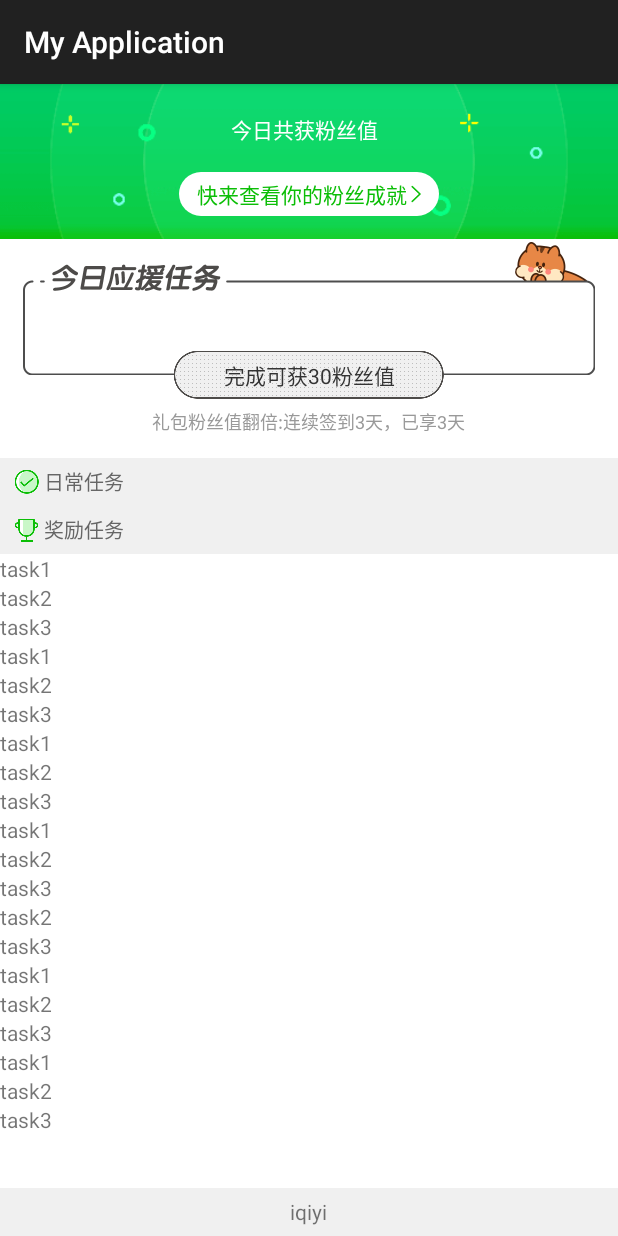
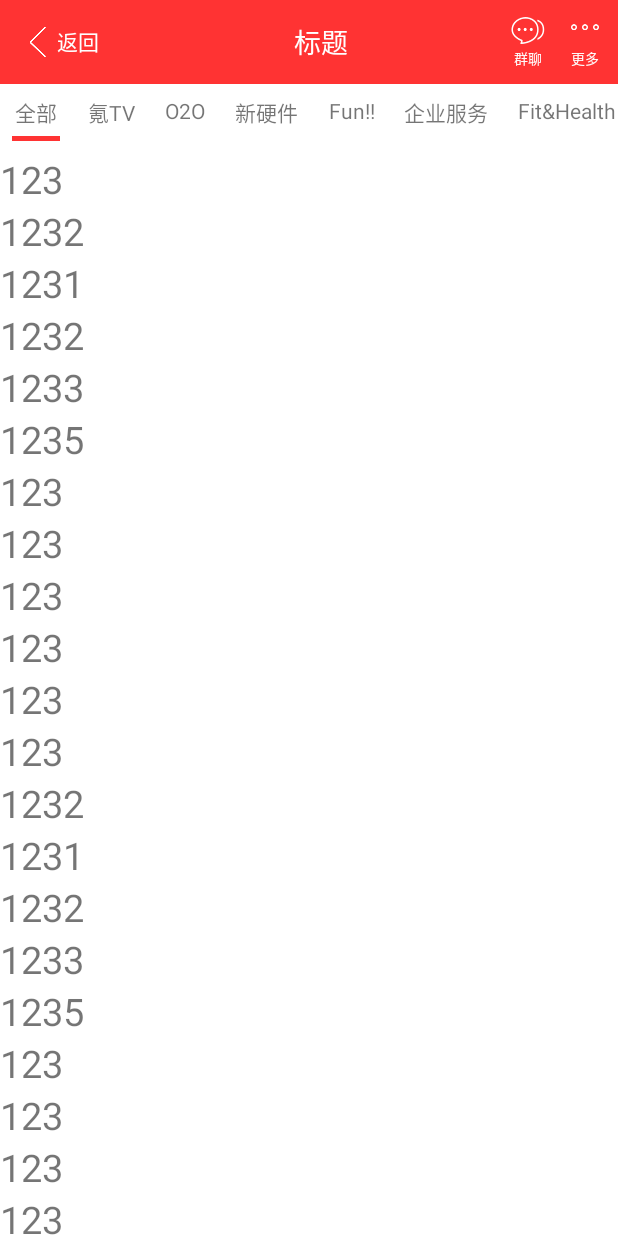
Before and after one commit to MaXiaoWu2015/CoordinatorLayout, an Android app: the screen it shows after launch (TaskCenterActivity before the commit, MainPageActivity after it), on a phone screen of 412 x 824 dp. Run offline under Robolectric (Android 15) with nearby library versions, the phone set to English and light mode, and no system bars.

Commit message:
1.通过ViewPager+HorizontalScrollView粗略的实现了网易新闻头部tab滚动的效果

```diff
--- a/app/build.gradle
+++ b/app/build.gradle
@@ -2,11 +2,11 @@ apply plugin: 'com.android.application'
 
 android {
     compileSdkVersion 25
-    buildToolsVersion "23.0.3"
+    buildToolsVersion "24.0.3"
     defaultConfig {
         applicationId "com.aqy.matingting.myapplication"
         minSdkVersion 21
-        targetSdkVersion 22
+        targetSdkVersion 24
         versionCode 1
         versionName "1.0"
         testInstrumentationRunner "android.support.test.runner.AndroidJUnitRunner"
--- a/app/src/main/AndroidManifest.xml
+++ b/app/src/main/AndroidManifest.xml
@@ -25,10 +25,10 @@
         <activity
             android:name=".toolbar.ToolBarActivity"
             android:label="ToolBar"
+            android:theme="@style/AppTheme.Base"></activity>
+        <activity android:name=".drawer.TaskCenterActivity"></activity>
+        <activity android:name=".HorizontalScrollView.MainPageActivity"
             android:theme="@style/AppTheme.Base">
-
-        </activity>
-        <activity android:name=".drawer.TaskCenterActivity">
             <intent-filter>
                 <action android:name="android.intent.action.MAIN" />
 
--- /dev/null
+++ b/app/src/main/java/com/aqy/matingting/myapplication/HorizontalScrollView/MainFragment.java
@@ -0,0 +1,128 @@
+package com.aqy.matingting.myapplication.HorizontalScrollView;
+
+import android.graphics.drawable.ColorDrawable;
+import android.os.Bundle;
+import android.support.annotation.Nullable;
+import android.support.v4.app.Fragment;
+import android.support.v4.view.ViewPager;
+import android.view.LayoutInflater;
+import android.view.View;
+import android.view.ViewGroup;
+import android.widget.HorizontalScrollView;
+import android.widget.ImageView;
+import android.widget.LinearLayout;
+import android.widget.TextView;
+import android.widget.Toast;
+
+import com.aqy.matingting.myapplication.R;
+import com.aqy.matingting.myapplication.drawer.frag.ViewPagerFragment;
+
+import java.util.ArrayList;
+import java.util.Arrays;
+
+/**
+ * Created by matingting on 2016/11/28.
+ */
+
+public class MainFragment extends Fragment implements ViewPager.OnPageChangeListener {
+    private static final String TAG = "MainFragment";
+    private LinearLayout llTabContainer;
+    private ViewPager mainViewPager;
+    private HorizontalScrollView mHorizontalScrollView;
+    private ArrayList<Fragment> fragments;
+    private MyPagerAdapter pagerAdapter;
+    private int curSelectedTabIndex = 0;
+    private ArrayList<String> tablist = new ArrayList<>(
+            Arrays.asList("全部", "氪TV", "O2O", "新硬件", "Fun!!", "企业服务", "Fit&Health", "在线教育", "互联网金融",
+                    "大公司", "专栏", "新产品"));
+
+    @Nullable
+    @Override
+    public View onCreateView(LayoutInflater inflater, @Nullable ViewGroup container,
+            @Nullable Bundle savedInstanceState) {
+        View view = inflater.inflate(R.layout.main_frag, container, false);
+        loadData();
+        initView(view);
+        return view;
+    }
+
+    public void loadData() {
+
+    }
+
+    public void initView(View fragLayout) {
+        llTabContainer = (LinearLayout) fragLayout.findViewById(R.id.tab_container);
+        mainViewPager = (ViewPager) fragLayout.findViewById(R.id.main_viewpager);
+        mHorizontalScrollView = (HorizontalScrollView) fragLayout.findViewById(R.id.tab_scrollview);
+
+        fragments = new ArrayList<>();
+        for (int i = 0; i < tablist.size(); i++) {
+            fragments.add(new ViewPagerFragment());
+        }
+        pagerAdapter = new MyPagerAdapter(getFragmentManager());
+        pagerAdapter.setFragments(fragments);
+        mainViewPager.setAdapter(pagerAdapter);
+        mainViewPager.setOnPageChangeListener(this);
+        addTabsToContainer();
+
+    }
+
+    public void addTabsToContainer() {
+        LayoutInflater inflater = LayoutInflater.from(getActivity());
+        for (int i = 0; i < tablist.size(); i++) {
+            final View tabItem = inflater.inflate(R.layout.tab_item, null);
+            TextView tabText = (TextView) tabItem.findViewById(R.id.tab);
+            tabText.setText(tablist.get(i));
+            if (i == 0) {
+                ImageView IvIndicator = (ImageView) tabItem.findViewById(R.id.iv_indicator);
+                IvIndicator.setBackground(
+                        new ColorDrawable(getResources().getColor(R.color.tab_indicator_red)));
+            }
+//            Drawable drawable=getResources().getDrawable(R.drawable.tab_indicator);
+//            drawable.setBounds(0,0,drawable.getMinimumWidth(),drawable.getMinimumHeight());
+//            tabText.setCompoundDrawables(null,null,null,drawable);
+            tabItem.setOnClickListener(new View.OnClickListener() {
+                @Override
+                public void onClick(View view) {
+                    ImageView lastIvIndicator =
+                            (ImageView) llTabContainer.getChildAt(curSelectedTabIndex).findViewById(
+                                    R.id.iv_indicator);
+                    lastIvIndicator.setBackground(null);
+
+                    ImageView IvIndicator = (ImageView) view.findViewById(R.id.iv_indicator);
+                    IvIndicator.setBackground(
+                            new ColorDrawable(getResources().getColor(R.color.tab_indicator_red)));
+                    curSelectedTabIndex = llTabContainer.indexOfChild(view);
+                    mainViewPager.setCurrentItem(curSelectedTabIndex, true);
+                }
+            });
+
+            llTabContainer.addView(tabItem, i);
+        }
+    }
+
+    @Override
+    public void onPageScrolled(int position, float positionOffset, int positionOffsetPixels) {
+
+    }
+
+    @Override
+    public void onPageSelected(int position) {
+        Toast.makeText(getActivity(),position+"",Toast.LENGTH_SHORT).show();
+        View tabItem = llTabContainer.getChildAt(position);
+        ImageView lastIvIndicator =
+                (ImageView) llTabContainer.getChildAt(curSelectedTabIndex).findViewById(
+                        R.id.iv_indicator);
+        lastIvIndicator.setBackground(null);
+
+        ImageView IvIndicator = (ImageView) tabItem.findViewById(R.id.iv_indicator);
+        IvIndicator.setBackground(
+                new ColorDrawable(getResources().getColor(R.color.tab_indicator_red)));
+        mHorizontalScrollView.smoothScrollTo(tabItem.getLeft()-tabItem.getWidth(),0);
+        curSelectedTabIndex = position;
+    }
+
+    @Override
+    public void onPageScrollStateChanged(int state) {
+    }
+}
--- /dev/null
+++ b/app/src/main/java/com/aqy/matingting/myapplication/HorizontalScrollView/MainPageActivity.java
@@ -0,0 +1,15 @@
+package com.aqy.matingting.myapplication.HorizontalScrollView;
+
+import android.os.Bundle;
+import android.support.v7.app.AppCompatActivity;
+
+import com.aqy.matingting.myapplication.R;
+
+public class MainPageActivity extends AppCompatActivity {
+
+    @Override
+    protected void onCreate(Bundle savedInstanceState) {
+        super.onCreate(savedInstanceState);
+        setContentView(R.layout.activity_main_page);
+    }
+}
--- /dev/null
+++ b/app/src/main/java/com/aqy/matingting/myapplication/HorizontalScrollView/MyPagerAdapter.java
@@ -0,0 +1,46 @@
+package com.aqy.matingting.myapplication.HorizontalScrollView;
+
+import android.support.v4.app.Fragment;
+import android.support.v4.app.FragmentManager;
+import android.support.v4.app.FragmentStatePagerAdapter;
+import android.view.ViewGroup;
+
+import java.util.List;
+
+
+/**
+ * Created by matingting on 2016/11/28.
+ */
+
+public class MyPagerAdapter extends FragmentStatePagerAdapter{
+
+    private List<Fragment> fragments;
+    public MyPagerAdapter(FragmentManager fm) {
+        super(fm);
+    }
+
+    @Override
+    public Fragment getItem(int position) {
+        return fragments.get(position);
+    }
+
+    @Override
+    public int getCount() {
+        return fragments.size();
+    }
+
+    @Override
+    public Object instantiateItem(ViewGroup container, int position) {
+        Fragment fragment= (Fragment) super.instantiateItem(container, position);
+        return fragment;
+    }
+
+    public void setFragments(List<Fragment> fragments) {
+        this.fragments = fragments;
+    }
+
+    @Override
+    public void destroyItem(ViewGroup container, int position, Object object) {
+        super.destroyItem(container, position, object);
+    }
+}
--- a/app/src/main/java/com/aqy/matingting/myapplication/drawer/DrawerActivity.java
+++ b/app/src/main/java/com/aqy/matingting/myapplication/drawer/DrawerActivity.java
@@ -155,10 +155,10 @@ public class DrawerActivity extends AppCompatActivity {
     /**
      * toolbar背景透明度的变化
      * */
-    private void changeToolBarAlpha(int toolbarHeight, int verticalOffset) {
+    private void changeToolBarAlpha(int totalScrollRange, int verticalOffset) {
         verticalOffset = Math.abs(verticalOffset);
-        if (verticalOffset <= toolbarHeight) {
-            float scale = (float) (verticalOffset * 1.0 / toolbarHeight);
+        if (verticalOffset <= totalScrollRange) {
+            float scale = (float) (verticalOffset * 1.0 / totalScrollRange);
             Log.d(TAG, "changeToolBarAlpha: " + scale);
             float alpha = scale * 255;
             toolbar.setBackgroundColor(Color.argb((int) alpha, 128, 255, 255));
--- a/app/src/main/java/com/aqy/matingting/myapplication/drawer/frag/ViewPagerFragment.java
+++ b/app/src/main/java/com/aqy/matingting/myapplication/drawer/frag/ViewPagerFragment.java
@@ -34,7 +34,7 @@ public class ViewPagerFragment extends Fragment{
     @Override
     public void onCreate(@Nullable Bundle savedInstanceState) {
         super.onCreate(savedInstanceState);
-        mPage=getArguments().getInt(ARGS_PAGE);
+//        mPage=getArguments().getInt(ARGS_PAGE);
         initVar();
     }
 
--- /dev/null
+++ b/app/src/main/res/drawable/tab_indicator.xml
@@ -0,0 +1,7 @@
+<?xml version="1.0" encoding="utf-8"?>
+<shape android:shape="line"
+xmlns:android="http://schemas.android.com/apk/res/android">
+<stroke
+    android:width="5dp"
+    android:color="@color/tab_indicator_red" />
+</shape>
--- /dev/null
+++ b/app/src/main/res/layout/activity_main_page.xml
@@ -0,0 +1,21 @@
+<?xml version="1.0" encoding="utf-8"?>
+<LinearLayout xmlns:android="http://schemas.android.com/apk/res/android"
+    xmlns:tools="http://schemas.android.com/tools"
+    android:id="@+id/activity_main_page"
+    android:layout_width="match_parent"
+    android:layout_height="match_parent"
+    tools:context="com.aqy.matingting.myapplication.HorizontalScrollView.MainPageActivity"
+    android:orientation="vertical"
+    android:background="@color/white">
+    <include
+        layout="@layout/toolbar"
+        android:layout_width="match_parent"
+        android:layout_height="wrap_content">
+    </include>
+    <fragment
+        android:id="@+id/horizontalscrollview_main_frag"
+        android:layout_width="match_parent"
+        android:layout_height="match_parent"
+        android:name="com.aqy.matingting.myapplication.HorizontalScrollView.MainFragment">
+    </fragment>
+</LinearLayout>
--- /dev/null
+++ b/app/src/main/res/layout/main_frag.xml
@@ -0,0 +1,35 @@
+<?xml version="1.0" encoding="utf-8"?>
+<LinearLayout xmlns:android="http://schemas.android.com/apk/res/android"
+    android:orientation="vertical" android:layout_width="match_parent"
+    android:layout_height="match_parent">
+    <HorizontalScrollView
+        android:id="@+id/tab_scrollview"
+        android:layout_width="match_parent"
+        android:layout_height="wrap_content"
+        android:scrollbars="none">
+        <LinearLayout
+            android:id="@+id/tab_container"
+            android:orientation="horizontal"
+            android:layout_width="match_parent"
+            android:layout_height="wrap_content">
+        </LinearLayout>
+    </HorizontalScrollView>
+
+    <!--<View-->
+        <!--android:layout_width="match_parent"-->
+        <!--android:layout_height="1dp"-->
+        <!--android:background="@color/color_333333"/>-->
+    <android.support.v4.view.ViewPager
+        android:id="@+id/main_viewpager"
+        android:layout_width="match_parent"
+        android:layout_height="match_parent">
+
+    </android.support.v4.view.ViewPager>
+    <LinearLayout
+        android:id="@+id/bottom_container"
+        android:layout_width="match_parent"
+        android:layout_height="wrap_content"
+        android:orientation="horizontal">
+
+    </LinearLayout>
+</LinearLayout>
--- /dev/null
+++ b/app/src/main/res/layout/tab_item.xml
@@ -0,0 +1,23 @@
+<?xml version="1.0" encoding="utf-8"?>
+<LinearLayout xmlns:android="http://schemas.android.com/apk/res/android"
+    android:orientation="vertical" android:layout_width="match_parent"
+    android:layout_height="wrap_content"
+    android:padding="8dp"
+    android:paddingBottom="0dp"
+    android:layout_weight="1">
+    <TextView
+        android:paddingLeft="2dp"
+        android:paddingRight="2dp"
+        android:text="tab"
+        android:gravity="center"
+        android:layout_width="match_parent"
+        android:layout_height="match_parent"
+        android:textSize="14sp"
+        android:layout_marginBottom="5dp"
+        android:id="@+id/tab" />
+    <ImageView
+        android:id="@+id/iv_indicator"
+        android:layout_width="match_parent"
+        android:layout_height="3dp"
+        />
+</LinearLayout>
--- a/app/src/main/res/layout/toolbar.xml
+++ b/app/src/main/res/layout/toolbar.xml
@@ -1,36 +1,81 @@
 <?xml version="1.0" encoding="utf-8"?>
 <android.support.v7.widget.Toolbar
     xmlns:android="http://schemas.android.com/apk/res/android"
+    android:id="@+id/drawer_toolbar"
     android:layout_width="match_parent"
     android:layout_height="?attr/actionBarSize"
-    android:background="?attr/colorPrimary"
-    android:id="@+id/toolbar">
+    android:popupTheme="@style/ThemeOverlay.AppCompat.Light"
+    android:background="@color/tab_indicator_red">
+
     <RelativeLayout
         android:layout_width="match_parent"
         android:layout_height="wrap_content"
-        android:gravity="center">
+        android:gravity="center"
+        >
 
-        <Button
+        <TextView
+            android:id="@+id/toolbar_back"
             android:layout_width="wrap_content"
             android:layout_height="wrap_content"
-            android:text="add" />
+            android:layout_alignParentLeft="true"
+            android:layout_centerVertical="true"
+            android:textSize="14dp"
+            android:gravity="center"
+            android:textColor="@drawable/back_text"
+            android:drawableLeft="@drawable/back_img"
+            android:text="返回"/>
 
         <TextView
+            android:id="@+id/toolbar_title"
             android:layout_width="wrap_content"
             android:layout_height="wrap_content"
             android:layout_centerInParent="true"
             android:layout_gravity="center_vertical"
+            android:textColor="@color/white"
             android:text="标题"
             android:textSize="18sp" />
 
-        <ImageView
-            android:id="@+id/self_share"
+        <TextView
+            android:id="@+id/toolbar_more"
             android:layout_width="wrap_content"
             android:layout_height="wrap_content"
             android:layout_alignParentRight="true"
             android:layout_centerVertical="true"
-            android:layout_marginRight="20dp"
-            android:background="@drawable/abc_ic_menu_share_mtrl_alpha" />
+            android:layout_marginRight="6dp"
+            android:drawableTop="@drawable/user_info_more_white"
+            android:drawablePadding="0.5dp"
+            android:textColor="@color/white"
+            android:textSize="9dp"
+            android:gravity="center"
+            android:text="更多"/>
+        <TextView
+            android:id="@+id/toolbar_group_chat"
+            android:layout_width="wrap_content"
+            android:layout_height="wrap_content"
+            android:layout_centerVertical="true"
+            android:layout_toLeftOf="@id/toolbar_more"
+            android:layout_marginRight="6dp"
+            android:drawableTop="@drawable/group_chat_gray"
+            android:drawablePadding="0.5dp"
+            android:textColor="@color/white"
+            android:gravity="center"
+            android:textSize="9dp"
+            android:text="群聊" />
 
+        <TextView
+            android:id="@+id/toolbar_share"
+            android:layout_width="wrap_content"
+            android:layout_height="wrap_content"
+            android:layout_alignParentRight="true"
+            android:layout_centerVertical="true"
+            android:drawableTop="@drawable/qz_circle_share_icon"
+            android:drawablePadding="0.5dp"
+            android:textColor="@color/white"
+            android:gravity="center"
+            android:layout_marginRight="6dp"
+            android:visibility="gone"
+            android:textSize="9dp"
+            android:text="分享" />
     </RelativeLayout>
+
 </android.support.v7.widget.Toolbar>
--- a/app/src/main/res/values/colors.xml
+++ b/app/src/main/res/values/colors.xml
@@ -9,4 +9,5 @@
     <color name="background_mask">#cccccc</color>
     <color name="cell_separate_line_dark">#cccccc</color>
     <color name="color_0bbe06">#0bbe06</color>
+    <color name="tab_indicator_red">#ff3333</color>
 </resources>
--- a/app/src/main/res/values/styles.xml
+++ b/app/src/main/res/values/styles.xml
@@ -2,6 +2,7 @@
 
     <!-- Base application theme. -->
     <style name="AppTheme" parent="Theme.AppCompat.Light.DarkActionBar">
+
     </style>
 
     <style name="AppTheme.Base" parent="Theme.AppCompat.Light">
```
